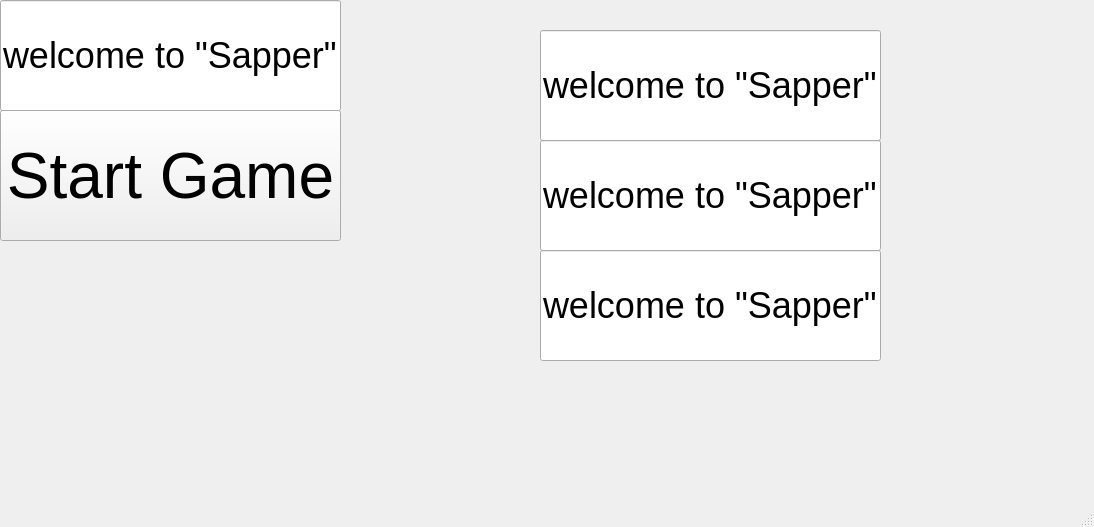
Qt form HubMenu/FrontEnd/MainWindow.ui (FrogCpp/SaperYandex) before a commit.
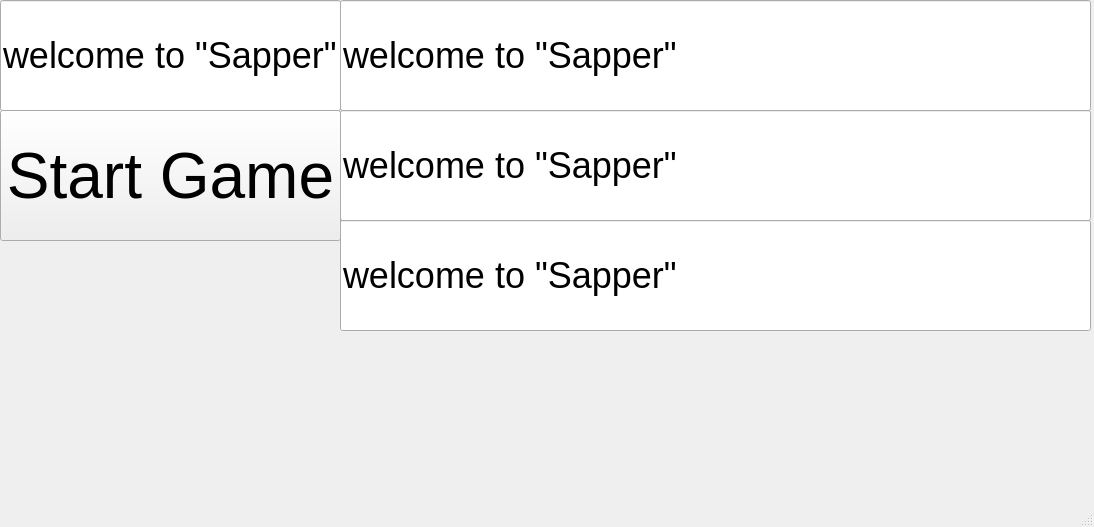
The same form after that commit.

Diff of the .ui file:
```diff
--- a/HubMenu/FrontEnd/MainWindow.ui
+++ b/HubMenu/FrontEnd/MainWindow.ui
@@ -56,9 +56,9 @@
    <widget class="QLineEdit" name="first">
     <property name="geometry">
      <rect>
-      <x>540</x>
-      <y>30</y>
-      <width>341</width>
+      <x>340</x>
+      <y>0</y>
+      <width>751</width>
       <height>111</height>
      </rect>
     </property>
@@ -77,9 +77,9 @@
    <widget class="QLineEdit" name="second">
     <property name="geometry">
      <rect>
-      <x>540</x>
-      <y>140</y>
-      <width>341</width>
+      <x>340</x>
+      <y>110</y>
+      <width>751</width>
       <height>111</height>
      </rect>
     </property>
@@ -98,9 +98,9 @@
    <widget class="QLineEdit" name="ferd">
     <property name="geometry">
      <rect>
-      <x>540</x>
-      <y>250</y>
-      <width>341</width>
+      <x>340</x>
+      <y>220</y>
+      <width>751</width>
       <height>111</height>
      </rect>
     </property>
```
